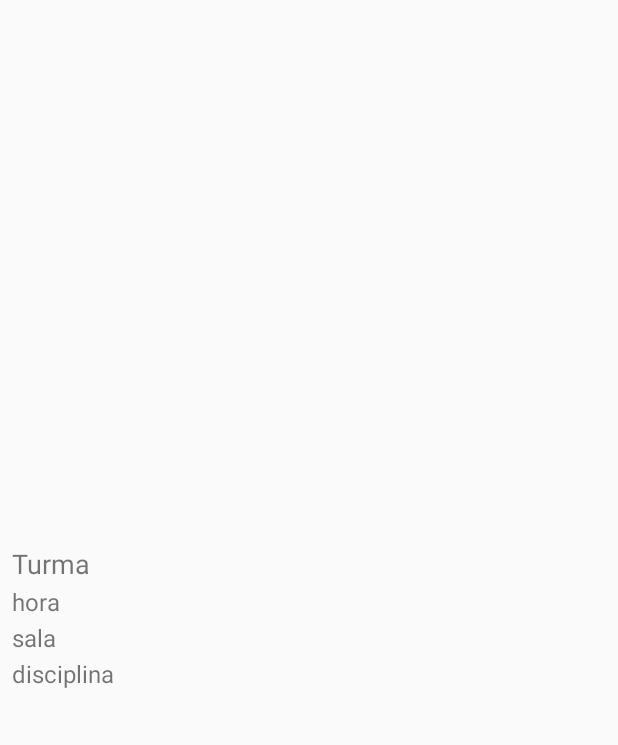
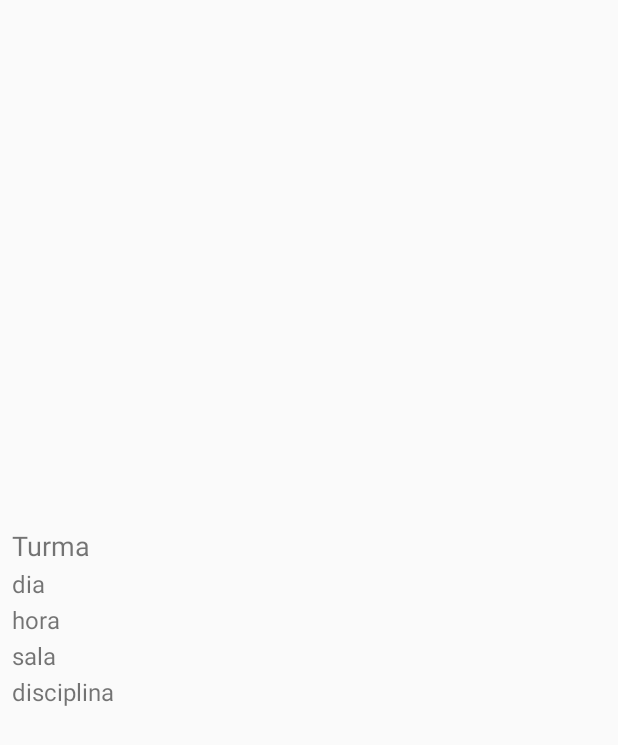
Before and after one commit to YuriLevi/TrabalhoChamada, an Android app: the layout list_item_turma.xml on its own in the app's theme, with its tools: preview values and no code run, on a phone screen of 412 x 824 dp. Shown: the top 745 px of the screen. Run offline under Robolectric (Android 15) with nearby library versions, the phone set to English and light mode, and no system bars.

Commit message:
correção do adapter

```diff
--- a/app/src/main/java/com/example/trabalhochamada/TurmaAdapter.kt
+++ b/app/src/main/java/com/example/trabalhochamada/TurmaAdapter.kt
@@ -43,14 +43,16 @@ class TurmaAdapter(private val context: Context, private val dataSource: ArrayLi
         val hora = rowView.findViewById<TextView>(R.id.turma_hora)
         val sala = rowView.findViewById<TextView>(R.id.turma_sala)
         val disciplina = rowView.findViewById<TextView>(R.id.turma_disciplina)
+        val dia = rowView.findViewById<TextView>(R.id.turma_dia)
 
 
         val turma = getItem(position) as Turma
 
         codigo.text = "Turma: " + turma.codigo
+        dia.text = "Dia: " + turma.convertDia()
         hora.text = "Horario: " + turma.hora
-        sala.text = "sala: " + turma.sala
-        disciplina.text = "disciplina: " + turma.disciplina
+        sala.text = "Sala: " + turma.sala
+        disciplina.text = "Disciplina: " + turma.disciplina
 
 
         return rowView
--- a/app/src/main/res/layout/list_item_turma.xml
+++ b/app/src/main/res/layout/list_item_turma.xml
@@ -20,11 +20,25 @@
             android:textSize="18sp"
             tools:text="Turma" />
 
+
+        <TextView
+            android:id="@+id/turma_dia"
+            android:layout_width="wrap_content"
+            android:layout_height="wrap_content"
+            android:layout_below="@+id/turma_codigo"
+            android:layout_marginLeft="8dp"
+            android:layout_marginRight="8dp"
+            android:layout_marginTop="2dp"
+            android:ellipsize="end"
+            android:maxLines="3"
+            android:textSize="16sp"
+            tools:text="dia" />
+
         <TextView
             android:id="@+id/turma_hora"
             android:layout_width="wrap_content"
             android:layout_height="wrap_content"
-            android:layout_below="@+id/turma_codigo"
+            android:layout_below="@+id/turma_dia"
             android:layout_marginLeft="8dp"
             android:layout_marginRight="8dp"
             android:layout_marginTop="2dp"
```
Also changed, not shown: app/src/main/java/com/example/trabalhochamada/Turma.kt (+11 -14 lines), app/src/main/java/com/example/trabalhochamada/TurmaActivity.kt (line endings or trailing spaces).
